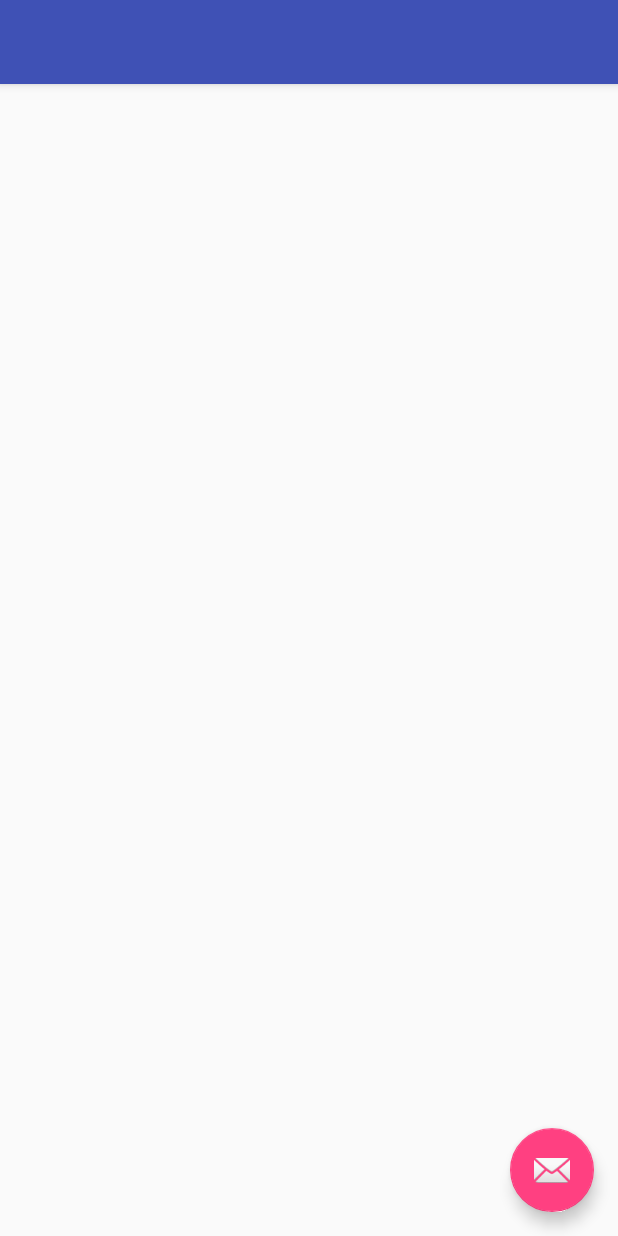
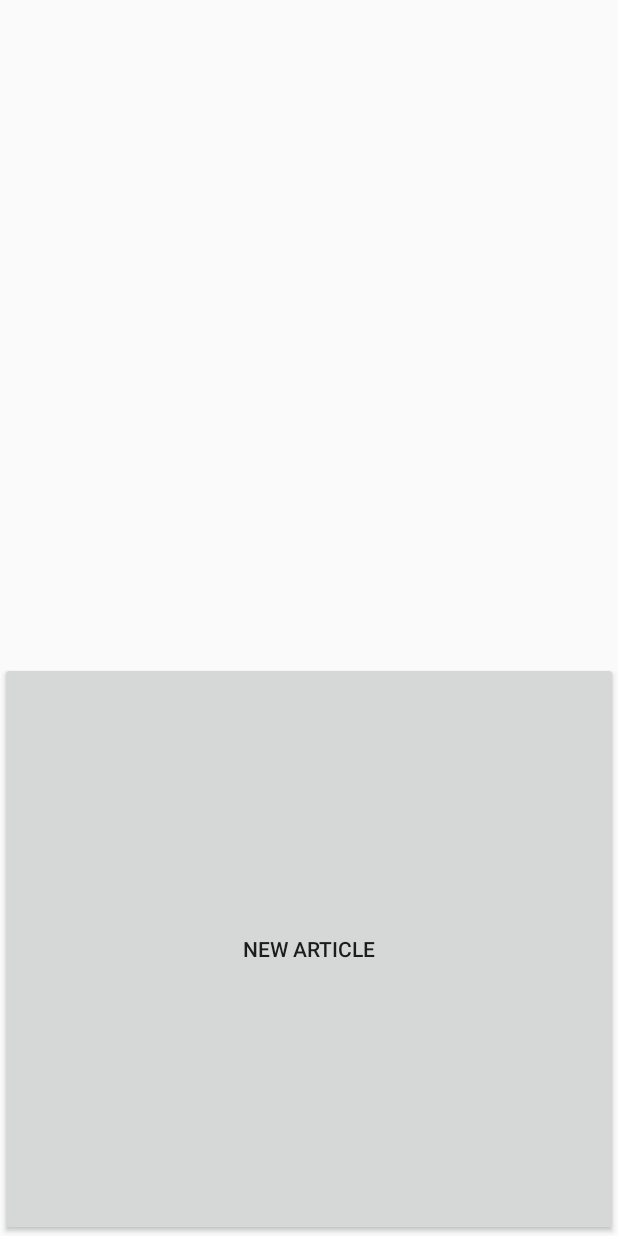
Before and after one commit to mihajloracic/ShoppingApp2, an Android app: the layout activity_main.xml on its own in the app's theme, with its tools: preview values and no code run, on a phone screen of 412 x 824 dp. Run offline under Robolectric (Android 15) with nearby library versions, the phone set to English and light mode, and no system bars.

```diff
--- a/app/src/main/AndroidManifest.xml
+++ b/app/src/main/AndroidManifest.xml
@@ -19,6 +19,7 @@
                 <category android:name="android.intent.category.LAUNCHER" />
             </intent-filter>
         </activity>
+        <activity android:name=".view.NewArticle_"></activity>
     </application>
 
 </manifest>
--- a/app/src/main/java/com/shoppinglist/execom/shoppinglistapp/database/DatabaseHelper.java
+++ b/app/src/main/java/com/shoppinglist/execom/shoppinglistapp/database/DatabaseHelper.java
@@ -1,4 +1,4 @@
-package com.shoppinglist.execom.shoppinglistapp.Database;
+package com.shoppinglist.execom.shoppinglistapp.database;
 
 import android.content.Context;
 import android.database.sqlite.SQLiteDatabase;
@@ -7,14 +7,13 @@ import android.util.Log;
 import com.j256.ormlite.android.apptools.OrmLiteSqliteOpenHelper;
 import com.j256.ormlite.support.ConnectionSource;
 import com.j256.ormlite.table.TableUtils;
-import com.shoppinglist.execom.shoppinglistapp.Model.ShoppingArticle;
+import com.shoppinglist.execom.shoppinglistapp.model.ShoppingArticle;
 
 import java.sql.SQLException;
 
 /**
  * Created by mihajlo on 4/13/2017.
  */
-
 public class DatabaseHelper extends OrmLiteSqliteOpenHelper {
 
    private static final String TAG = DatabaseHelper.class.getSimpleName();
--- a/app/src/main/java/com/shoppinglist/execom/shoppinglistapp/Model/ShoppingList.java
+++ b/app/src/main/java/com/shoppinglist/execom/shoppinglistapp/model/ShoppingList.java
@@ -1,4 +1,4 @@
-package com.shoppinglist.execom.shoppinglistapp.Model;
+package com.shoppinglist.execom.shoppinglistapp.model;
 
 import java.util.ArrayList;
 
--- a/app/src/main/java/com/shoppinglist/execom/shoppinglistapp/Utils/ConstantsDatabase.java
+++ b/app/src/main/java/com/shoppinglist/execom/shoppinglistapp/utils/ConstantsDatabase.java
@@ -1,4 +1,4 @@
-package com.shoppinglist.execom.shoppinglistapp.Utils;
+package com.shoppinglist.execom.shoppinglistapp.utils;
 
 /**
  * Created by mihajlo on 4/13/2017.
--- a/app/src/main/res/layout/activity_main.xml
+++ b/app/src/main/res/layout/activity_main.xml
@@ -1,36 +1,18 @@
 <?xml version="1.0" encoding="utf-8"?>
-<android.support.design.widget.CoordinatorLayout xmlns:android="http://schemas.android.com/apk/res/android"
-    xmlns:app="http://schemas.android.com/apk/res-auto"
-    xmlns:tools="http://schemas.android.com/tools"
-    android:layout_width="match_parent"
+
+<LinearLayout android:layout_width="match_parent"
     android:layout_height="match_parent"
-    tools:context="com.shoppinglist.execom.shoppinglistapp.MainActivity">
+    android:orientation="vertical"
+    xmlns:android="http://schemas.android.com/apk/res/android">
 
-    <android.support.design.widget.AppBarLayout
-        android:layout_width="match_parent"
-        android:layout_height="wrap_content"
-        android:theme="@style/AppTheme.AppBarOverlay">
-
-        <android.support.v7.widget.Toolbar
-            android:id="@+id/toolbar"
-            android:layout_width="match_parent"
-            android:layout_height="?attr/actionBarSize"
-            android:background="?attr/colorPrimary"
-            app:popupTheme="@style/AppTheme.PopupOverlay" />
-
-    </android.support.design.widget.AppBarLayout>
-
-    <include layout="@layout/content_main" />
-
-    <android.support.design.widget.FloatingActionButton
-        android:id="@+id/fab"
-        android:layout_width="wrap_content"
-        android:layout_height="wrap_content"
-        android:layout_gravity="bottom|end"
-        android:layout_margin="@dimen/fab_margin"
-        app:srcCompat="@android:drawable/ic_dialog_email" />
     <ListView
         android:id="@+id/list_shopping_list"
         android:layout_width="match_parent"
-        android:layout_height="match_parent"></ListView>
-</android.support.design.widget.CoordinatorLayout>
+        android:layout_height="441dp"/>
+    <Button
+        android:id="@+id/add_article"
+        android:layout_width="match_parent"
+        android:layout_height="wrap_content"
+        android:layout_weight="5.70"
+        android:text="New article" />
+</LinearLayout>
--- a/build.gradle
+++ b/build.gradle
@@ -10,6 +10,7 @@ buildscript {
         // NOTE: Do not place your application dependencies here; they belong
         // in the individual module build.gradle files
         classpath 'com.google.gms:google-services:3.0.0'
+        classpath 'com.neenbedankt.gradle.plugins:android-apt:1.8'
 
     }
 }
```
Also changed, not shown: app/build.gradle (+14 -6 lines), app/src/main/java/com/shoppinglist/execom/shoppinglistapp/MainActivity.java (+34 -17 lines), app/src/main/java/com/shoppinglist/execom/shoppinglistapp/adapter/ShoppingArticleListAdapter.java (added, +80 -0 lines), app/src/main/java/com/shoppinglist/execom/shoppinglistapp/adapter/ShoppingListAdapter.java (renamed from app/src/main/java/com/shoppinglist/execom/shoppinglistapp/Adapter/ShoppingListAdapter.java, +7 -6 lines), app/src/main/java/com/shoppinglist/execom/shoppinglistapp/database/dao/ShoppingArticleDAO.java (added, +16 -0 lines), app/src/main/java/com/shoppinglist/execom/shoppinglistapp/model/ShoppingArticle.java (renamed from app/src/main/java/com/shoppinglist/execom/shoppinglistapp/Model/ShoppingArticle.java, +13 -3 lines), app/src/main/java/com/shoppinglist/execom/shoppinglistapp/reporitory/ArticleDAORepository.java (added, +36 -0 lines), app/src/main/java/com/shoppinglist/execom/shoppinglistapp/utils/Preferences.java (added, +11 -0 lines), app/src/main/java/com/shoppinglist/execom/shoppinglistapp/view/NewArticle.java (added, +18 -0 lines), app/src/main/res/layout/activity_new_article.xml (added, +9 -0 lines), app/src/main/res/layout/shopping_article.xml (added, +17 -0 lines).
